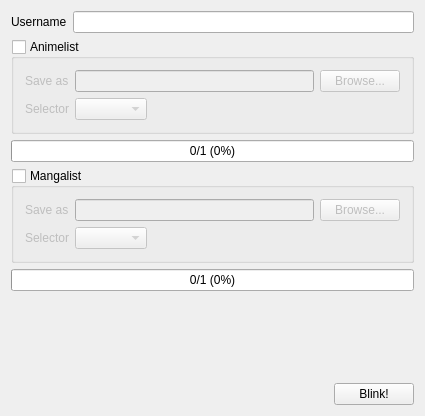
Old version of the form mainwindow.ui in the repository oleg-py/blink.
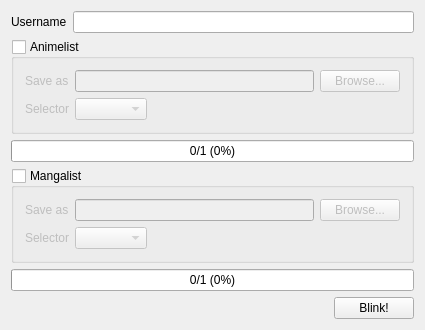
New version of the form.

Commit message: Changed default window size

The edit to the form file:
```diff
--- a/mainwindow.ui
+++ b/mainwindow.ui
@@ -7,7 +7,7 @@
     <x>0</x>
     <y>0</y>
     <width>425</width>
-    <height>416</height>
+    <height>315</height>
    </rect>
   </property>
   <property name="windowTitle">
```
